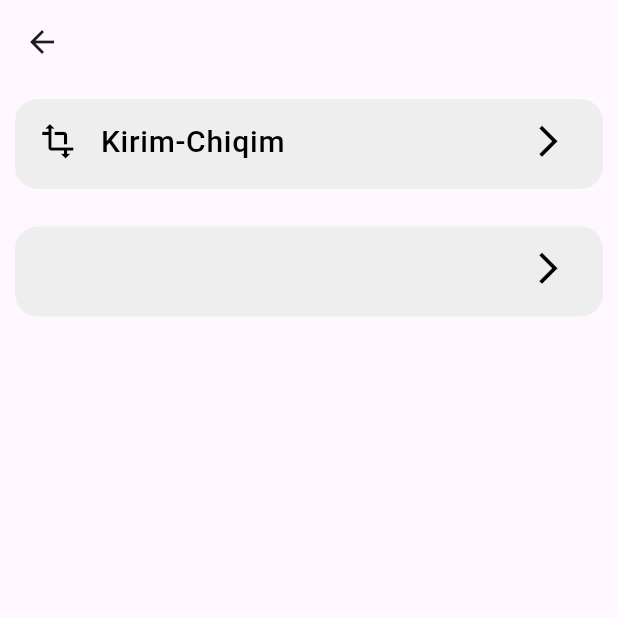
After one commit to khusantoy/davr-mobile, a Flutter app: the HistoryScreen screen opened directly, on a phone screen of 412 x 824 dp, the top half of it. The commit adds this screen. Run offline on Flutter 3.47's test engine with Material 3 defaults, Android fonts, the phone set to English and light mode, and no system bars; our stand-ins replace flutter_screenutil, google_fonts, lottie, shared_preferences; accounts and stored records are empty.

Commit message:
Transaction history is done.

```diff
--- /dev/null
+++ b/lib/views/screens/history/history.dart
@@ -0,0 +1,74 @@
+import 'package:davr_mobile/views/screens/history/widgets/payments.dart';
+import 'package:davr_mobile/views/screens/history/widgets/transactions_via_cards.dart';
+import 'package:flutter/material.dart';
+
+class HistoryScreen extends StatelessWidget {
+  const HistoryScreen({super.key});
+
+  @override
+  Widget build(BuildContext context) {
+    return Scaffold(
+      appBar: AppBar(
+        title: Text(''),
+      ),
+      body: Padding(
+        padding: const EdgeInsets.all(10.0),
+        child: Column(
+          children: [
+            SizedBox(
+              height: 60,
+              child: ListTile(
+                onTap: () {
+                  Navigator.push(
+                    context,
+                    MaterialPageRoute(
+                      builder: (ctx) => TransactionsViaCards(),
+                    ),
+                  );
+                },
+                tileColor: Colors.grey.shade200,
+                leading: const Icon(
+                  Icons.transform_outlined,
+                  size: 25,
+                  color: Colors.black,
+                ),
+                title: Text(
+                  "Kirim-Chiqim",
+                  style: TextStyle(
+                    fontSize: 20,
+                    color: Colors.black,
+                    fontWeight: FontWeight.w500,
+                  ),
+                ),
+                trailing: const Icon(
+                  Icons.arrow_forward_ios,
+                  size: 25,
+                  color: Colors.black,
+                ),
+                shape: RoundedRectangleBorder(
+                  borderRadius: BorderRadius.circular(15),
+                ),
+              ),
+            ),
+            SizedBox(height: 25),
+            SizedBox(
+              height: 60,
+              child: ListTile(
+                onTap: () {},
+                tileColor: Colors.grey.shade200,
+                trailing: const Icon(
+                  Icons.arrow_forward_ios,
+                  size: 25,
+                  color: Colors.black,
+                ),
+                shape: RoundedRectangleBorder(
+                  borderRadius: BorderRadius.circular(15),
+                ),
+              ),
+            ),
+          ],
+        ),
+      ),
+    );;
+  }
+}
--- a/lib/views/screens/main/main_page.dart
+++ b/lib/views/screens/main/main_page.dart
@@ -1,3 +1,4 @@
+import 'package:davr_mobile/views/screens/history/history.dart';
 import 'package:flutter/material.dart';
 
 import '../home/home.dart';
@@ -17,7 +18,7 @@ class _MainScreenState extends State<MainScreen> {
     const HomeScreen(),
     const Center(child: Text('Payment')),
     const TransactionScreen(),
-    const Center(child: Text('History')),
+    const HistoryScreen(),
   ];
 
   @override
```
Also changed, not shown: lib/views/screens/history/widgets/jonnatmalar_screen.dart (added, +137 -0 lines), lib/views/screens/history/widgets/payments.dart (added, +31 -0 lines), lib/views/screens/history/widgets/transactions_via_cards.dart (added, +32 -0 lines), lib/views/screens/history/widgets/tushum_screen.dart (added, +136 -0 lines).
